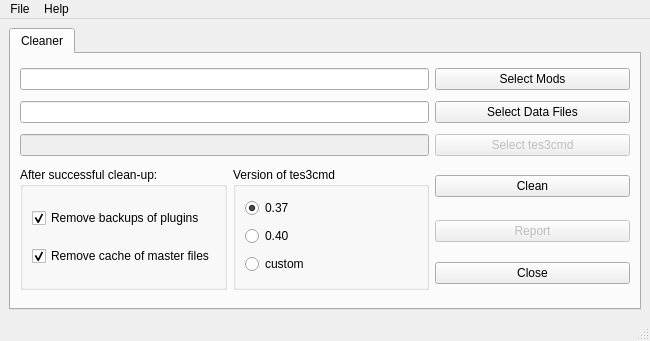
Old version of the form moht/ui/qtgui.ui in the repository emcek/modhelpertool.
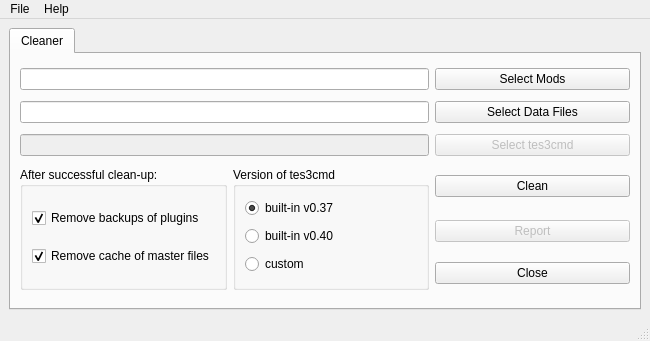
New version of the form. Icons and pictures are not drawn.

Commit message: change label for radio buttons

What changed in the file:
```diff
--- a/moht/ui/qtgui.ui
+++ b/moht/ui/qtgui.ui
@@ -149,7 +149,7 @@
            <item>
             <widget class="QRadioButton" name="rb_0_37">
              <property name="text">
-              <string>0.37</string>
+              <string>built-in v0.37</string>
              </property>
              <property name="checked">
               <bool>true</bool>
@@ -159,7 +159,7 @@
            <item>
             <widget class="QRadioButton" name="rb_0_40">
              <property name="text">
-              <string>0.40</string>
+              <string>built-in v0.40</string>
              </property>
             </widget>
            </item>
```
